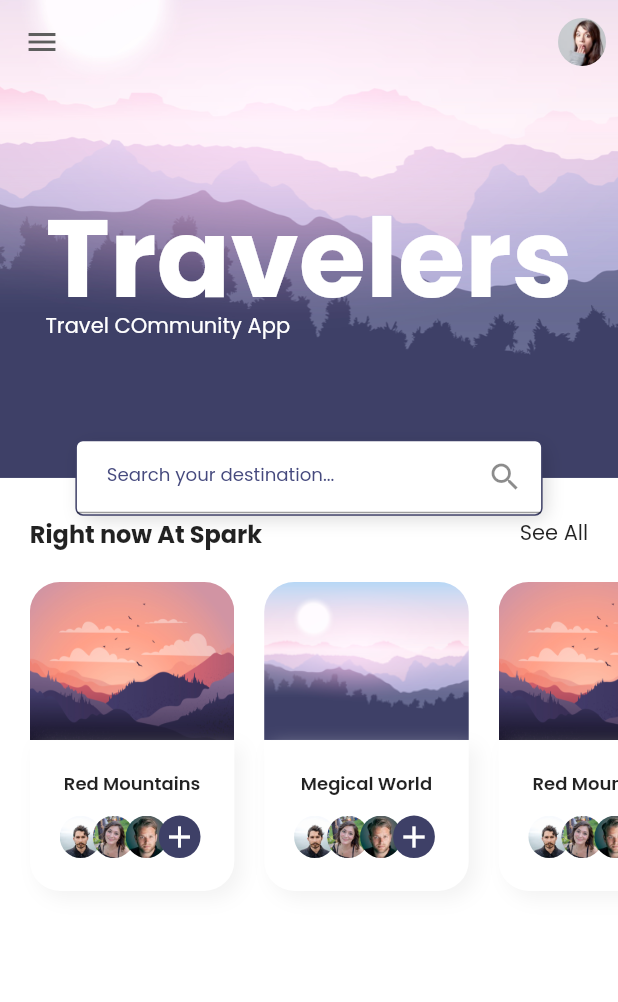
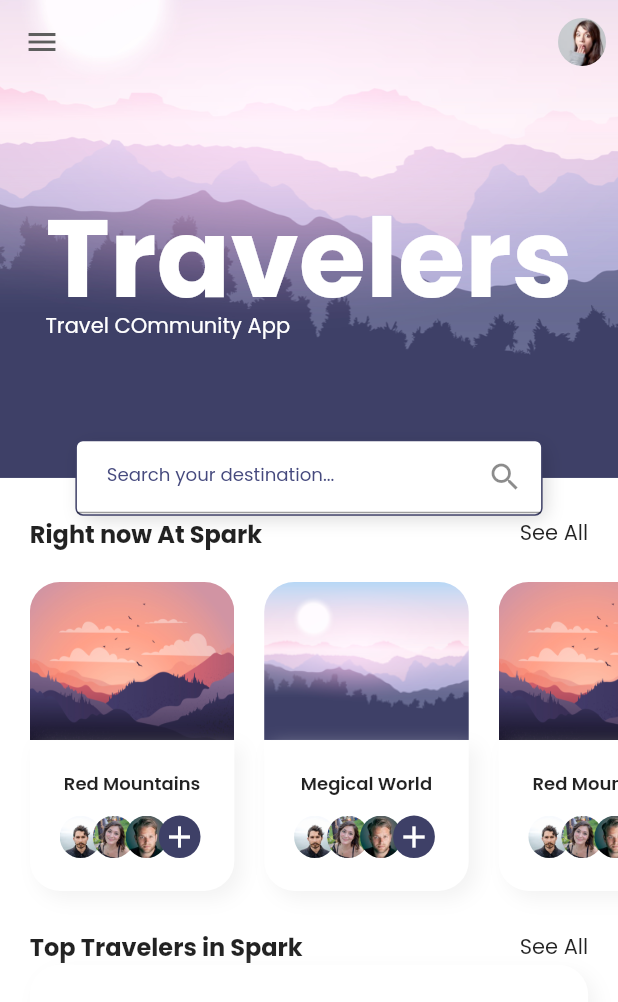
Before and after one commit to ezazulhaq/travel_app, a Flutter app: the screen it shows after launch, on a phone screen of 412 x 824 dp. Shown: the top 1002 px of the screen. Run offline on Flutter 3.47's test engine with Material 2 defaults, Android fonts, the phone set to English and light mode, and no system bars; our stand-ins replace google_fonts.

```diff
--- a/lib/components/section_title.dart
+++ b/lib/components/section_title.dart
@@ -1,3 +1,4 @@
+// @dart = 2.9
 import 'package:flutter/material.dart';
 import 'package:travel_app/constants.dart';
 import 'package:travel_app/size_config.dart';
--- a/lib/main.dart
+++ b/lib/main.dart
@@ -1,3 +1,4 @@
+// @dart = 2.9
 import 'package:flutter/material.dart';
 import 'package:google_fonts/google_fonts.dart';
 import 'package:travel_app/constants.dart';
--- a/lib/models/TravelSpot.dart
+++ b/lib/models/TravelSpot.dart
@@ -1,3 +1,4 @@
+// @dart = 2.9
 import 'package:flutter/material.dart';
 import 'package:travel_app/models/User.dart';
 
--- a/lib/models/User.dart
+++ b/lib/models/User.dart
@@ -1,3 +1,4 @@
+// @dart = 2.9
 import 'package:flutter/material.dart';
 
 class User {
--- a/lib/screens/components/body.dart
+++ b/lib/screens/components/body.dart
@@ -1,4 +1,7 @@
+// @dart = 2.9
 import 'package:flutter/material.dart';
+import 'package:travel_app/components/section_title.dart';
+import 'package:travel_app/constants.dart';
 import 'package:travel_app/screens/components/popular_places.dart';
 import 'package:travel_app/screens/components/home_header.dart';
 import 'package:travel_app/size_config.dart';
@@ -13,6 +16,22 @@ class Body extends StatelessWidget {
           HomeHeader(),
           VerticalSpacing(),
           PopularPlaces(),
+          VerticalSpacing(),
+          SectionTitle(
+            title: "Top Travelers in Spark",
+            press: () {},
+          ),
+          Container(
+            margin: EdgeInsets.symmetric(
+              horizontal: getProportionateScreenWidth(kDefaultPadding),
+            ),
+            padding: EdgeInsets.all(getProportionateScreenWidth(24)),
+            decoration: BoxDecoration(
+              color: Colors.white,
+              borderRadius: BorderRadius.circular(20),
+              boxShadow: [kDefualtShadow],
+            ),
+          )
         ],
       ),
     );
--- a/lib/screens/components/home_header.dart
+++ b/lib/screens/components/home_header.dart
@@ -1,3 +1,4 @@
+// @dart = 2.9
 import 'package:flutter/material.dart';
 import 'package:travel_app/screens/components/search_field.dart';
 import 'package:travel_app/size_config.dart';
--- a/lib/screens/components/place_card.dart
+++ b/lib/screens/components/place_card.dart
@@ -1,3 +1,4 @@
+// @dart = 2.9
 import 'package:flutter/material.dart';
 import 'package:travel_app/constants.dart';
 import 'package:travel_app/models/TravelSpot.dart';
--- a/lib/screens/components/popular_places.dart
+++ b/lib/screens/components/popular_places.dart
@@ -1,3 +1,4 @@
+// @dart = 2.9
 import 'package:flutter/material.dart';
 import 'package:travel_app/components/section_title.dart';
 import 'package:travel_app/models/TravelSpot.dart';
--- a/lib/screens/components/search_field.dart
+++ b/lib/screens/components/search_field.dart
@@ -1,3 +1,4 @@
+// @dart = 2.9
 import 'package:flutter/material.dart';
 import 'package:travel_app/constants.dart';
 import 'package:travel_app/size_config.dart';
--- a/lib/screens/components/travelers.dart
+++ b/lib/screens/components/travelers.dart
@@ -1,3 +1,4 @@
+// @dart = 2.9
 import 'package:flutter/material.dart';
 import 'package:travel_app/constants.dart';
 import 'package:travel_app/models/TravelSpot.dart';
--- a/lib/screens/home/home_screen.dart
+++ b/lib/screens/home/home_screen.dart
@@ -1,3 +1,4 @@
+// @dart = 2.9
 import 'package:flutter/material.dart';
 import 'package:travel_app/constants.dart';
 import 'package:travel_app/screens/components/body.dart';
--- a/lib/size_config.dart
+++ b/lib/size_config.dart
@@ -1,3 +1,4 @@
+// @dart = 2.9
 import 'package:flutter/material.dart';
 
 class SizeConfig {
```
